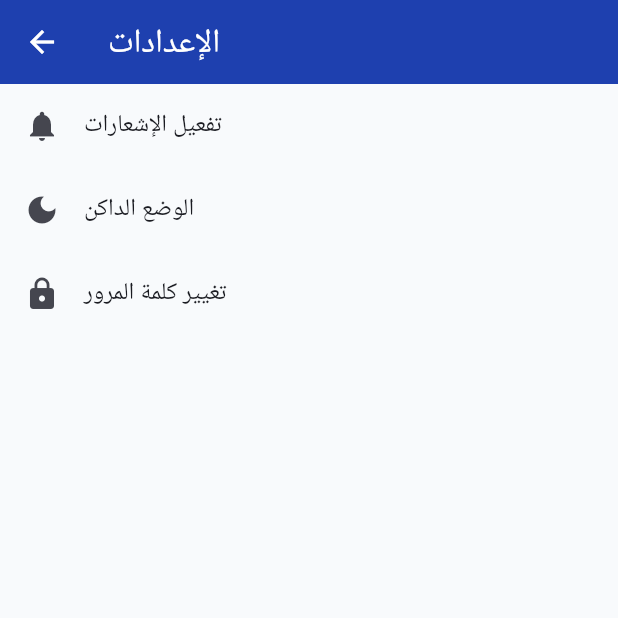
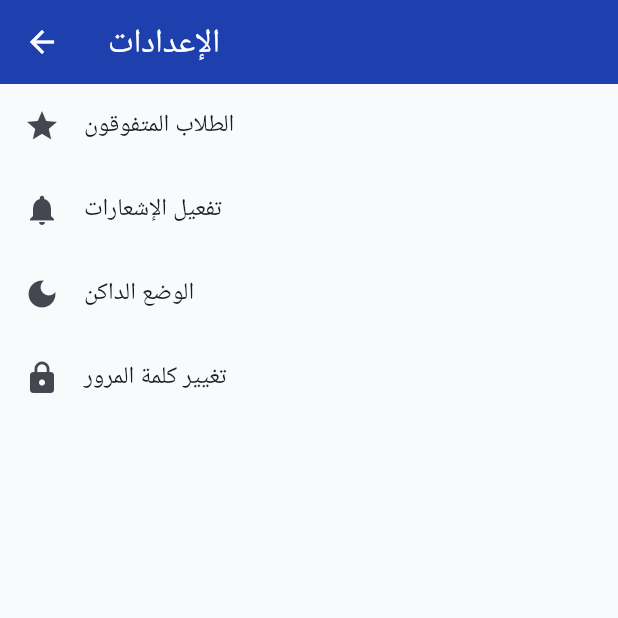
Before and after one commit to mahmood310m-hue/-, a Flutter app: the SettingsPage screen opened directly, on a phone screen of 412 x 824 dp, the top half of it. Run offline on Flutter 3.47's test engine with Material 3 defaults, Android fonts, the phone set to English and light mode, and no system bars.

Commit message:
Update main.dart

```diff
--- a/lib/main.dart
+++ b/lib/main.dart
@@ -427,11 +427,21 @@ class SettingsPage extends StatelessWidget {
     return Scaffold(
       appBar: AppBar(title: const Text('الإعدادات'), backgroundColor: const Color(0xFF1E40AF), foregroundColor: Colors.white),
       body: ListView(
-        children: const [
-          ListTile(leading: Icon(Icons.notifications), title: Text('تفعيل الإشعارات')),
-          ListTile(leading: Icon(Icons.dark_mode), title: Text('الوضع الداكن')),
-          ListTile(leading: Icon(Icons.lock), title: Text('تغيير كلمة المرور')),
-        ],
+        children: [
+      ListTile(
+        leading: const Icon(Icons.star),
+        title: const Text('الطلاب المتفوقون'),
+        onTap: () {
+          Navigator.push(
+            context,
+            MaterialPageRoute(builder: (context) => const HonorStudentsScreen()),
+          );
+        },
+      ),
+      ListTile(leading: Icon(Icons.notifications), title: Text('تفعيل الإشعارات')),
+      ListTile(leading: Icon(Icons.dark_mode), title: Text('الوضع الداكن')),
+      ListTile(leading: Icon(Icons.lock), title: Text('تغيير كلمة المرور')),
+    ],
       ),
     );
   }
```
